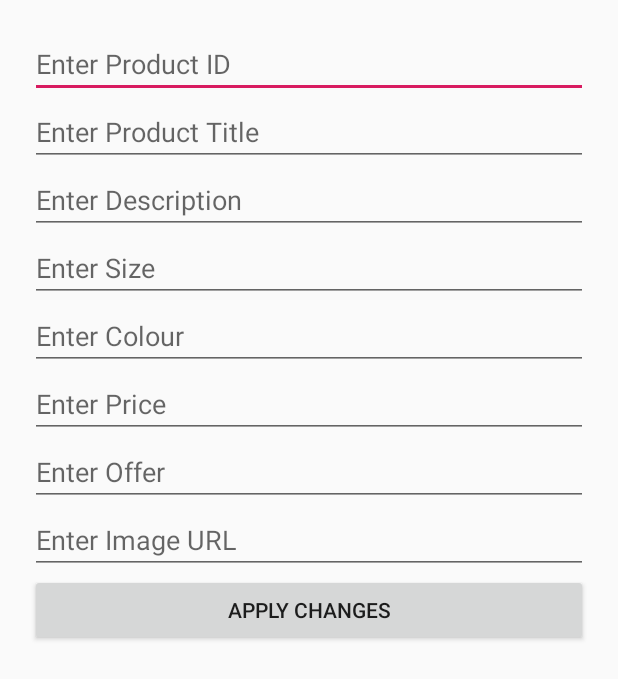
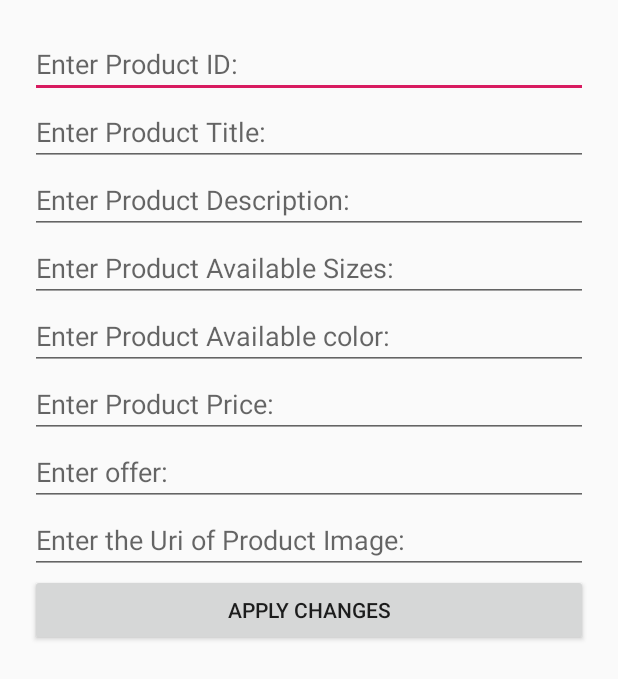
Before and after one commit to Dulyaaa/E-commerce_mobile_app, an Android app: the layout activity_product_update.xml on its own in the app's theme, with its tools: preview values and no code run, on a phone screen of 412 x 824 dp. Shown: the top 679 px of the screen. Run offline under Robolectric (Android 15) with nearby library versions, the phone set to English and light mode, and no system bars; Roboto replaces fonts that are not available here.

Commit message:
colour changes

```diff
--- a/app/src/main/res/drawable-v24/add_new_background.xml
+++ b/app/src/main/res/drawable-v24/add_new_background.xml
@@ -3,11 +3,11 @@
     android:shape="rectangle">
 
     <gradient
-        android:startColor="#6A1B9A"
-        android:centerColor="#E40835"
+        android:startColor="#FF6D00"
+        android:centerColor="#FFAB00"
         android:type="linear"
         android:angle="315"
-        android:endColor="#00BFA5">
+        android:endColor="#FFD600">
     </gradient>
     D500F9
 </shape>
--- a/app/src/main/res/drawable-v24/add_new_edittext.xml
+++ b/app/src/main/res/drawable-v24/add_new_edittext.xml
@@ -4,11 +4,11 @@
     <corners android:radius="15dp"/>
 
     <gradient
-        android:startColor="#0091EA"
-        android:centerColor="#0091EA"
+        android:startColor="#FFE082"
+        android:centerColor="#C5E1A5"
         android:type="linear"
         android:angle="315"
-        android:endColor="#0091EA">
+        android:endColor="#F48FB1">
     </gradient>
 
 </shape>
--- a/app/src/main/res/layout/activity_login.xml
+++ b/app/src/main/res/layout/activity_login.xml
@@ -150,8 +150,8 @@
             android:id="@+id/buttonadminlogin"
             android:layout_width="wrap_content"
             android:layout_height="wrap_content"
-            android:layout_marginTop="140dp"
-            android:layout_marginEnd="10dp"
+            android:layout_marginTop="12dp"
+            android:layout_marginEnd="32dp"
             android:background="@null"
             android:text="Admin Login"
             android:textColor="@android:color/darker_gray"
--- a/app/src/main/res/layout/activity_product_admin_card.xml
+++ b/app/src/main/res/layout/activity_product_admin_card.xml
@@ -21,7 +21,7 @@
         android:outlineAmbientShadowColor="#070101">
 
         <RelativeLayout
-            android:background="#AE8361"
+            android:background="#E1C9B6"
             android:layout_width="match_parent"
             android:layout_height="wrap_content"
             android:padding="8dp">
@@ -70,7 +70,7 @@
                 android:layout_marginStart="30dp"
                 android:layout_marginTop="5dp"
                 android:layout_toEndOf="@id/adminpimage"
-                android:background="@color/colorPrimary"
+                android:background="@color/colorPrimaryDark"
                 android:paddingLeft="15dp"
                 android:paddingRight="15dp"
                 android:text="@string/product_size"
--- a/app/src/main/res/layout/activity_product_update.xml
+++ b/app/src/main/res/layout/activity_product_update.xml
@@ -11,7 +11,7 @@
         android:layout_width="match_parent"
         android:layout_height="wrap_content"
         android:ems="10"
-        android:hint="Enter Product ID"
+        android:hint="@string/enter_product_id"
         android:inputType="textPersonName" />
 
     <EditText
@@ -19,14 +19,14 @@
         android:layout_width="match_parent"
         android:layout_height="wrap_content"
         android:ems="10"
-        android:hint="Enter Product Title" />
+        android:hint="@string/enter_product_title" />
 
     <EditText
         android:id="@+id/uProductDescription"
         android:layout_width="match_parent"
         android:layout_height="wrap_content"
         android:ems="10"
-        android:hint="Enter Description"
+        android:hint="@string/enter_product_description"
         android:inputType="textLongMessage|text" />
 
     <EditText
@@ -35,7 +35,7 @@
         android:layout_height="wrap_content"
         android:ems="10"
         android:autofillHints="Product Size"
-        android:hint="Enter Size" />
+        android:hint="@string/enter_product_available_sizes" />
 
     <EditText
         android:id="@+id/uProductColor"
@@ -43,7 +43,7 @@
         android:layout_height="wrap_content"
         android:ems="10"
         android:autofillHints="Product Color"
-        android:hint="Enter Colour" />
+        android:hint="@string/enter_product_available_color" />
 
     <EditText
         android:id="@+id/uProductPrice"
@@ -51,14 +51,14 @@
         android:layout_height="wrap_content"
         android:ems="10"
         android:autofillHints="Product Price"
-        android:hint="Enter Price" />
+        android:hint="@string/enter_product_price" />
 
     <EditText
         android:id="@+id/uProductOffer"
         android:layout_width="match_parent"
         android:layout_height="wrap_content"
         android:ems="10"
-        android:hint="Enter Offer"
+        android:hint="@string/enter_offer"
         android:inputType="textPersonName" />
 
     <EditText
@@ -67,7 +67,7 @@
         android:layout_height="wrap_content"
         android:ems="10"
         android:autofillHints="Product Offer"
-        android:hint="Enter Image URL" />
+        android:hint="@string/enter_the_uri_of_product_image" />
 
     <LinearLayout
         android:layout_width="match_parent"
@@ -76,7 +76,7 @@
 
         <Button
             android:id="@+id/updateBtn"
-            android:text="Apply changes"
+            android:text="@string/apply_changes"
             android:layout_width="match_parent"
             android:layout_height="match_parent"/>
 
--- a/app/src/main/res/values/strings.xml
+++ b/app/src/main/res/values/strings.xml
@@ -53,6 +53,7 @@
     <string name="dollor">$</string>
     <string name="update">Update</string>
     <string name="delete_imagebutton">Delete ImageButton</string>
+    <string name="apply_changes">Apply changes</string>
 
 
 </resources>
```
